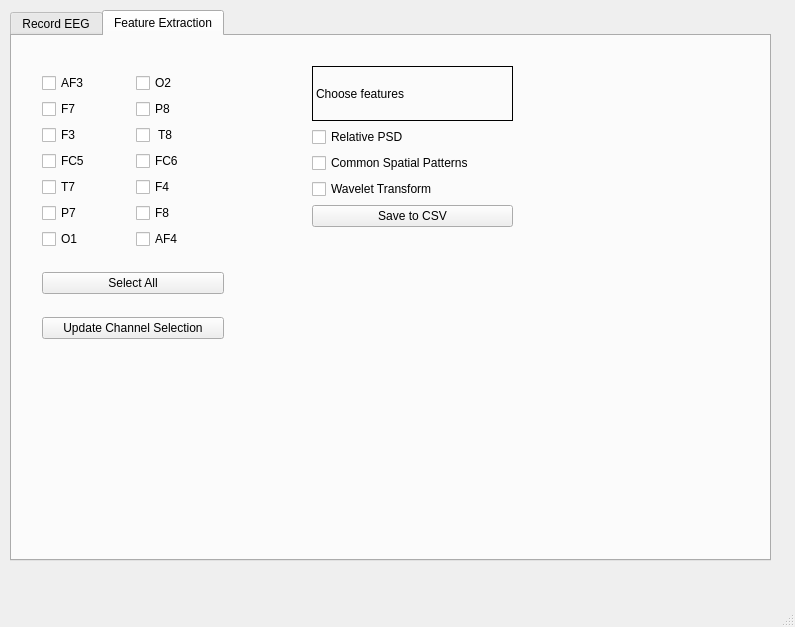
Old version of the form prototype/trial1.ui in the repository SaaamV/professorX.
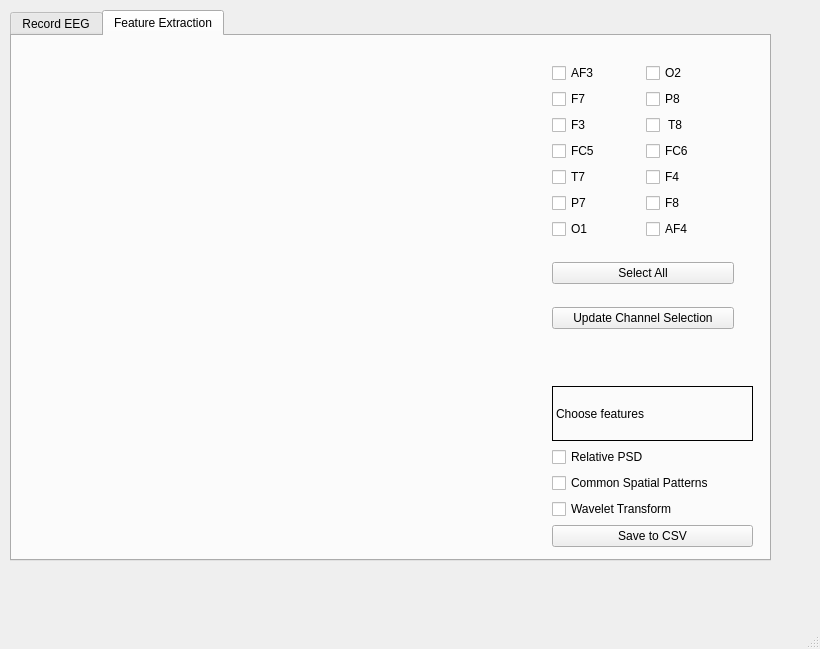
New version of the form. The open tabs and pages were chosen to show the change. Icons and pictures are not drawn.

```diff
--- a/prototype/trial1.ui
+++ b/prototype/trial1.ui
@@ -6,8 +6,8 @@
    <rect>
     <x>0</x>
     <y>0</y>
-    <width>795</width>
-    <height>627</height>
+    <width>820</width>
+    <height>649</height>
    </rect>
   </property>
   <property name="windowTitle">
@@ -106,8 +106,8 @@
      <widget class="QWidget" name="layoutWidget">
       <property name="geometry">
        <rect>
-        <x>30</x>
-        <y>20</y>
+        <x>540</x>
+        <y>10</y>
         <width>182</width>
         <height>300</height>
        </rect>
@@ -234,8 +234,8 @@
      <widget class="QWidget" name="layoutWidget">
       <property name="geometry">
        <rect>
-        <x>300</x>
-        <y>30</y>
+        <x>540</x>
+        <y>350</y>
         <width>201</width>
         <height>161</height>
        </rect>
@@ -290,6 +290,25 @@
        </item>
       </layout>
      </widget>
+     <widget class="QLabel" name="label_5">
+      <property name="geometry">
+       <rect>
+        <x>30</x>
+        <y>20</y>
+        <width>471</width>
+        <height>441</height>
+       </rect>
+      </property>
+      <property name="text">
+       <string/>
+      </property>
+      <property name="pixmap">
+       <pixmap>resources/10-20.png</pixmap>
+      </property>
+      <property name="scaledContents">
+       <bool>true</bool>
+      </property>
+     </widget>
     </widget>
    </widget>
   </widget>
```
Left out of the diff: 4 changed lines with no effect on the pictures.
